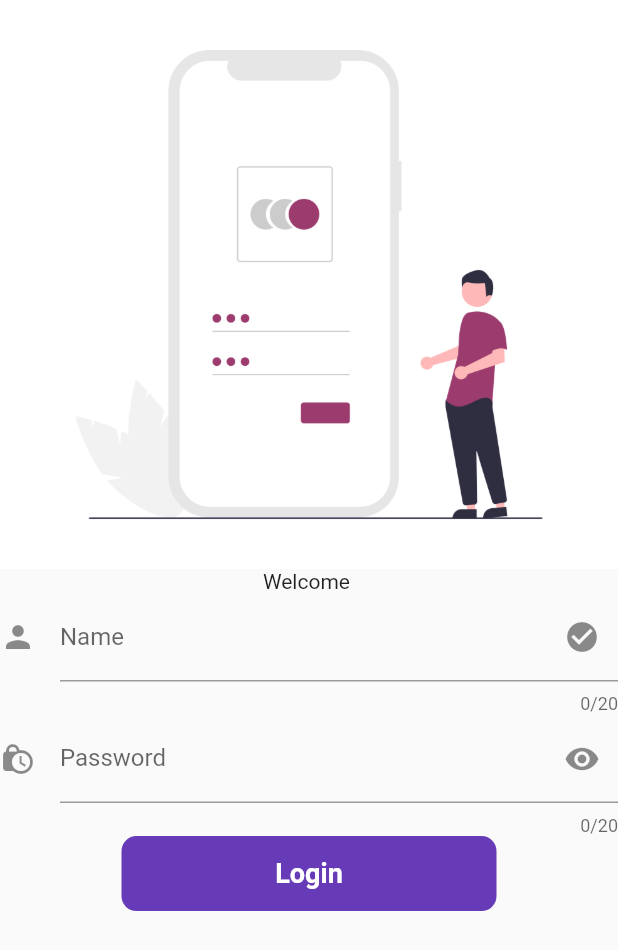
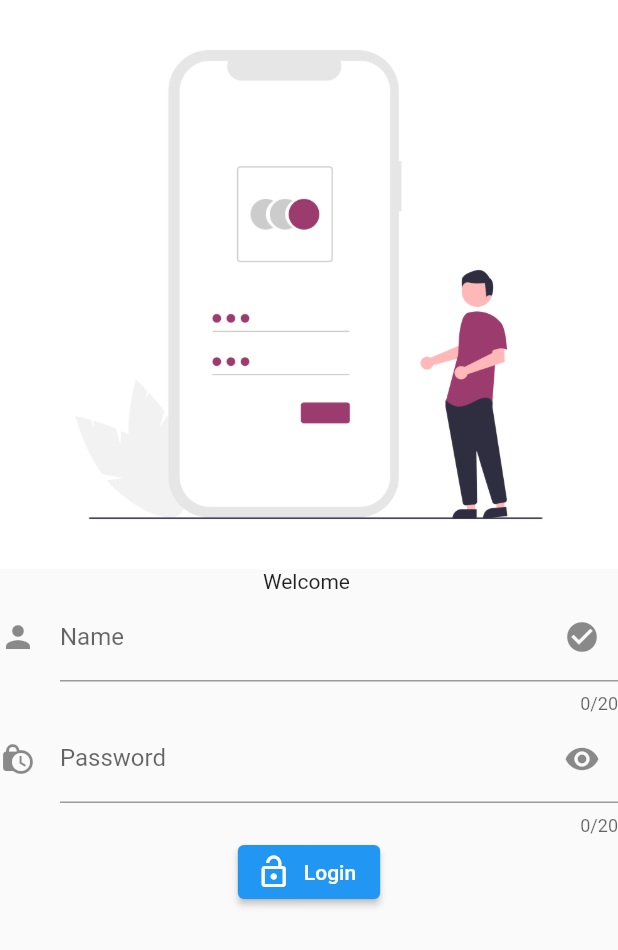
Before and after one commit to AnikRonjon/Flutter_Clash, a Flutter app: the LoginScreen screen opened by its route, on a phone screen of 412 x 824 dp. Shown: the top 950 px of the screen. Run offline on Flutter 3.47's test engine with Material 2 defaults, Android fonts, the phone set to English and light mode, and no system bars.

Commit message:
Created Buttons

```diff
--- a/lib/main.dart
+++ b/lib/main.dart
@@ -1,4 +1,5 @@
 import 'package:flutter/material.dart';
+import 'package:flutter_clash/screen/buttons.dart';
 import 'package:flutter_clash/screen/home.dart';
 import 'package:flutter_clash/screen/login.dart';
 import 'package:flutter_clash/screen/registration.dart';
@@ -21,6 +22,7 @@ class MyApp extends StatelessWidget {
       routes: {
         MyRoutes.loginRoute: (context) => const LoginScreen(),
         MyRoutes.regRoute: (context) => const RegistrationScreen(),
+        MyRoutes.buttonRoute: (context) => const ButtonsScreen(),
       },
     );
   }
--- a/lib/screen/login.dart
+++ b/lib/screen/login.dart
@@ -71,25 +71,12 @@ class _LoginScreenState extends State<LoginScreen> {
                     });
                     // Navigator.pushNamed(context, '/');
                   },
-                child: AnimatedContainer(
-                  width: changeButton ? 150 : 250,
-                  height: 50,
-                  alignment: Alignment.center,
-                  child: const Text(
-                    'Login',
-                    style: TextStyle(
-                      color: Colors.white,
-                      fontWeight: FontWeight.bold,
-                      fontSize: 18,
-                    ),
-                  ),
-                  decoration: BoxDecoration(
-                    color: Colors.deepPurple,
-                    borderRadius: BorderRadius.circular(10),
-                  ),
-                  duration: const Duration(seconds: 2),
-                ),
-              ),
+                  child: ElevatedButton.icon(
+                      onPressed: () {
+                        Navigator.pushNamed(context, '/');
+                      },
+                      icon: const Icon(Icons.lock_open),
+                      label: const Text('Login'))),
             ],
           ),
         ),
--- a/lib/utils/routes.dart
+++ b/lib/utils/routes.dart
@@ -2,4 +2,5 @@ class MyRoutes {
   static String loginRoute = '/login';
   static String homeRoute = '/home';
   static String regRoute = '/registration';
+  static String buttonRoute = '/button';
 }
```
Also changed, not shown: lib/screen/buttons.dart (added, +66 -0 lines), lib/screen/home.dart (+4 -5 lines), lib/screen/registration.dart (+2 -6 lines). Lines whose indentation alone changed are shown as unchanged.
